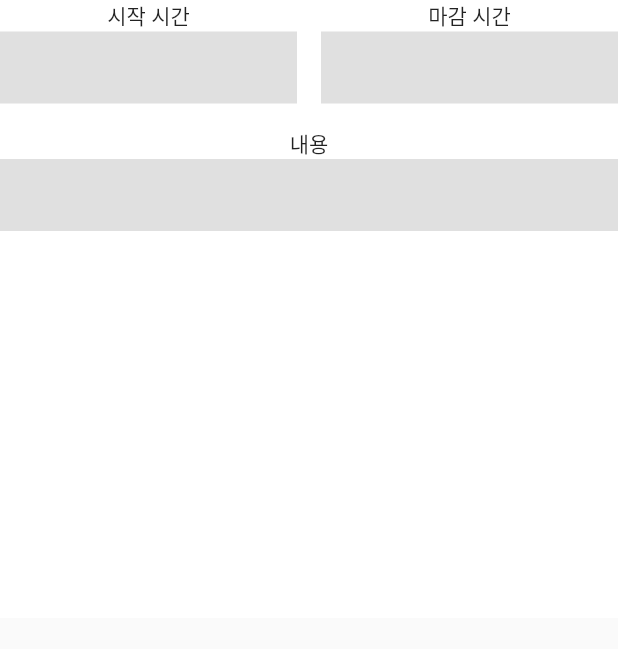
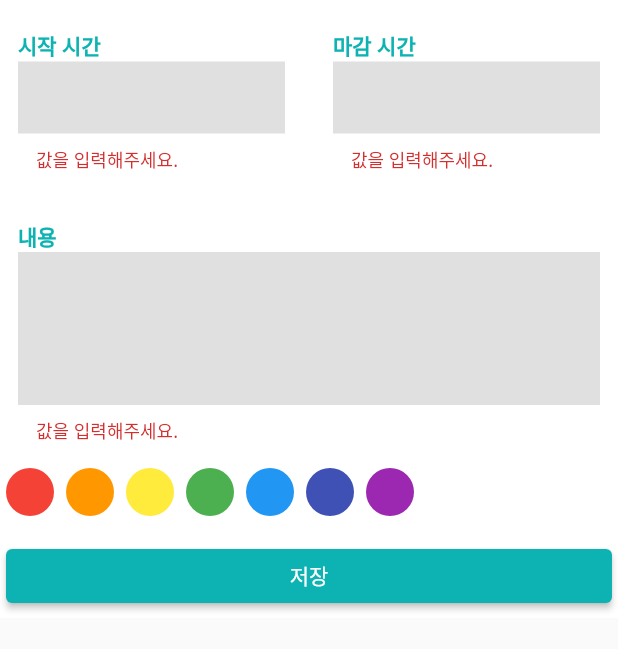
Before and after one commit to shpusan001/flutter-practice, a Flutter app: the ScheduleButtomSheet widget shown alone on an empty page, opened directly, on a phone screen of 412 x 824 dp. Shown: the top 649 px of the screen. Run offline on Flutter 3.47's test engine with Material 2 defaults, Android fonts, the phone set to English and light mode, and no system bars; our stand-ins replace drift, geolocator, google_maps_flutter, image_picker, permission_handler, table_calendar and 2 more; missing offline and left inert: agora_rtc_engine; accounts and stored records are empty; generated files the repository leaves out were written again.

Commit message:
캘린터 TEMP

```diff
--- a/flutter_lecture/calendar_scheduler/lib/component/custom_text_field.dart
+++ b/flutter_lecture/calendar_scheduler/lib/component/custom_text_field.dart
@@ -1,23 +1,67 @@
+import 'package:calendar_scheduler/const/color.dart';
 import 'package:flutter/material.dart';
+import 'package:flutter/services.dart';
 
 class CustomTextField extends StatelessWidget {
   final String label;
+  final bool isTime;
+  final FormFieldSetter<String> onSaved;
 
-  const CustomTextField({required this.label, Key? key}) : super(key: key);
+  const CustomTextField({required this.isTime, required this.label, required this.onSaved, Key? key})
+      : super(key: key);
 
   @override
   Widget build(BuildContext context) {
-    return Column(
-      children: [
-        Text(label),
-        TextField(
-          cursorColor: Colors.grey,
-          decoration: InputDecoration(
-              border: InputBorder.none,
-              filled: true,
-              fillColor: Colors.grey[300]),
-        )
-      ],
+    return Padding(
+      padding: const EdgeInsets.only(left: 8, right: 8, top: 16),
+      child: Column(
+        crossAxisAlignment: CrossAxisAlignment.start,
+        children: [
+          Text(
+            label,
+            style: TextStyle(color: PRIMARY_COLOR, fontWeight: FontWeight.w600),
+          ),
+          if(isTime) renderTextfield(),
+          if(!isTime) Expanded(child: renderTextfield())
+        ],
+      ),
+    );
+  }
+
+  Widget renderTextfield() {
+    return TextFormField(
+      onSaved: onSaved,
+      // null이 리턴되면 에러가 없다.
+      validator: (String? val){
+        if(val == null || val.isEmpty){
+          return "값을 입력해주세요.";
+        }
+
+        if(isTime){
+          int time = int.parse(val!);
+
+          if(time<0){
+            return "0 이상의 숫자를 입력해주세요.";
+          }
+          if(time>24){
+            return "24 이하의 숫자를 입력해주세요.";
+          }
+        }else{
+          if(val.length > 500){
+            return "500자 이하의 글자를 입력해주세요.";
+          }
+        }
+
+        return null;
+      },
+
+      expands: !isTime,
+      cursorColor: Colors.grey,
+      maxLines: isTime ? 1 : null,
+      keyboardType: isTime ? TextInputType.number : TextInputType.multiline,
+      inputFormatters: isTime ? [FilteringTextInputFormatter.digitsOnly] : [],
+      decoration: InputDecoration(
+          border: InputBorder.none, filled: true, fillColor: Colors.grey[300]),
     );
   }
 }
--- a/flutter_lecture/calendar_scheduler/lib/component/schedule_buttom_sheet.dart
+++ b/flutter_lecture/calendar_scheduler/lib/component/schedule_buttom_sheet.dart
@@ -1,26 +1,100 @@
+import 'package:calendar_scheduler/const/color.dart';
 import 'package:flutter/material.dart';
 
 import 'custom_text_field.dart';
 
-class ScheduleButtomSheet extends StatelessWidget {
+class ScheduleButtomSheet extends StatefulWidget {
   const ScheduleButtomSheet({Key? key}) : super(key: key);
+
+  @override
+  State<ScheduleButtomSheet> createState() => _ScheduleButtomSheetState();
+}
+
+class _ScheduleButtomSheetState extends State<ScheduleButtomSheet> {
+  final GlobalKey<FormState> formKey = GlobalKey();
+
+  int? startTime;
+  int? endTime;
+  String? content;
 
   @override
   Widget build(BuildContext context) {
     final bottomInset = MediaQuery.of(context).viewInsets.bottom;
 
-    return Container(
+    return GestureDetector(
+      onTap: () {
+        FocusScope.of(context).requestFocus(FocusNode());
+      },
+      child: SafeArea(
+        child: Container(
           height: MediaQuery.of(context).size.height / 2 + bottomInset,
           color: Colors.white,
           child: Padding(
             padding: EdgeInsets.only(bottom: bottomInset),
+            child: Padding(
+              padding: const EdgeInsets.all(4.0),
+              child: Form(
+                key: formKey,
+                autovalidateMode: AutovalidateMode.always,
                 child: Column(
+                  crossAxisAlignment: CrossAxisAlignment.start,
                   children: [
-            Row(
+                    _Time(
+                      onStartSaved: (String? val) {},
+                      onEndSaved: (String? val) {},
+                    ),
+                    SizedBox(
+                      height: 16,
+                    ),
+                    _Content(
+                      onSaved: (String? val) {},
+                    ),
+                    SizedBox(
+                      height: 16,
+                    ),
+                    _ColorPicker(),
+                    SizedBox(
+                      height: 16,
+                    ),
+                    _SaveButton(
+                      onPressed: onSavePressed,
+                    )
+                  ],
+                ),
+              ),
+            ),
+          ),
+        ),
+      ),
+    );
+  }
+
+  void onSavePressed() {
+    if (formKey.currentState == null) {
+      return;
+    }
+
+    if (formKey.currentState!.validate()) {
+    } else {}
+  }
+}
+
+class _Time extends StatelessWidget {
+  final FormFieldSetter<String> onStartSaved;
+  final FormFieldSetter<String> onEndSaved;
+
+  const _Time({required this.onStartSaved, required this.onEndSaved, Key? key})
+      : super(key: key);
+
+  @override
+  Widget build(BuildContext context) {
+    return Row(
       children: [
         Expanded(
             child: CustomTextField(
           label: "시작 시간",
+          isTime: true,
+          onSaved: onStartSaved,
         )),
         SizedBox(
           width: 16,
@@ -28,19 +102,74 @@ class ScheduleButtomSheet extends StatelessWidget {
         Expanded(
             child: CustomTextField(
           label: "마감 시간",
+          isTime: true,
+          onSaved: onEndSaved,
         ))
       ],
-            ),
-            SizedBox(
-              height: 16,
-            ),
-            Expanded(
+    );
+  }
+}
+
+class _Content extends StatelessWidget {
+  final FormFieldSetter<String> onSaved;
+
+  const _Content({required this.onSaved, Key? key}) : super(key: key);
+
+  @override
+  Widget build(BuildContext context) {
+    return Expanded(
       child: CustomTextField(
         label: "내용",
-            ))
-          ],
-        ),
+        isTime: false,
+        onSaved: onSaved,
       ),
     );
   }
 }
+
+class _ColorPicker extends StatelessWidget {
+  const _ColorPicker({Key? key}) : super(key: key);
+
+  @override
+  Widget build(BuildContext context) {
+    return Wrap(
+      spacing: 8.0,
+      runSpacing: 10.0,
+      children: [
+        renderColor(Colors.red),
+        renderColor(Colors.orange),
+        renderColor(Colors.yellow),
+        renderColor(Colors.green),
+        renderColor(Colors.blue),
+        renderColor(Colors.indigo),
+        renderColor(Colors.purple),
+      ],
+    );
+  }
+
+  Widget renderColor(Color color) {
+    return Container(
+      decoration: BoxDecoration(shape: BoxShape.circle, color: color),
+      width: 32,
+      height: 32,
+    );
+  }
+}
+
+class _SaveButton extends StatelessWidget {
+  final VoidCallback onPressed;
+
+  const _SaveButton({required this.onPressed, Key? key}) : super(key: key);
+
+  @override
+  Widget build(BuildContext context) {
+    return Row(children: [
+      Expanded(
+          child: ElevatedButton(
+        onPressed: onPressed,
+        child: Text("저장"),
+        style: ElevatedButton.styleFrom(backgroundColor: PRIMARY_COLOR),
+      ))
+    ]);
+  }
+}
```
Also changed, not shown: flutter_lecture/calendar_scheduler/lib/database/drift_database.dart (added, +37 -0 lines), flutter_lecture/calendar_scheduler/lib/main.dart (+26 -0 lines), flutter_lecture/calendar_scheduler/lib/model/category_color.dart (added, +7 -0 lines), flutter_lecture/calendar_scheduler/lib/model/schedule.dart (added, +24 -0 lines), flutter_lecture/calendar_scheduler/lib/database/drift_database.g.dart (added), 1 other file. Lines whose indentation alone changed are shown as unchanged.
